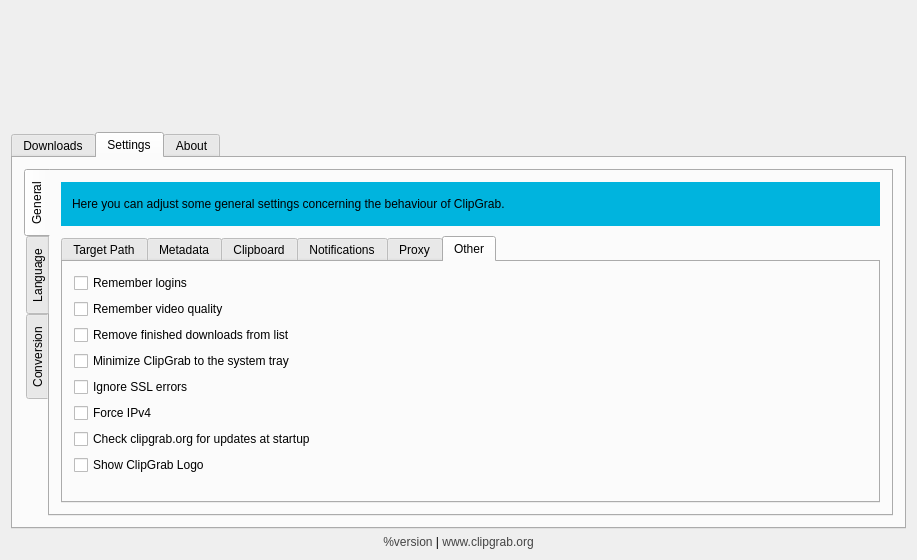
hayguen/clipgrab, file src/ui/mainwindow.ui: the form before one commit.
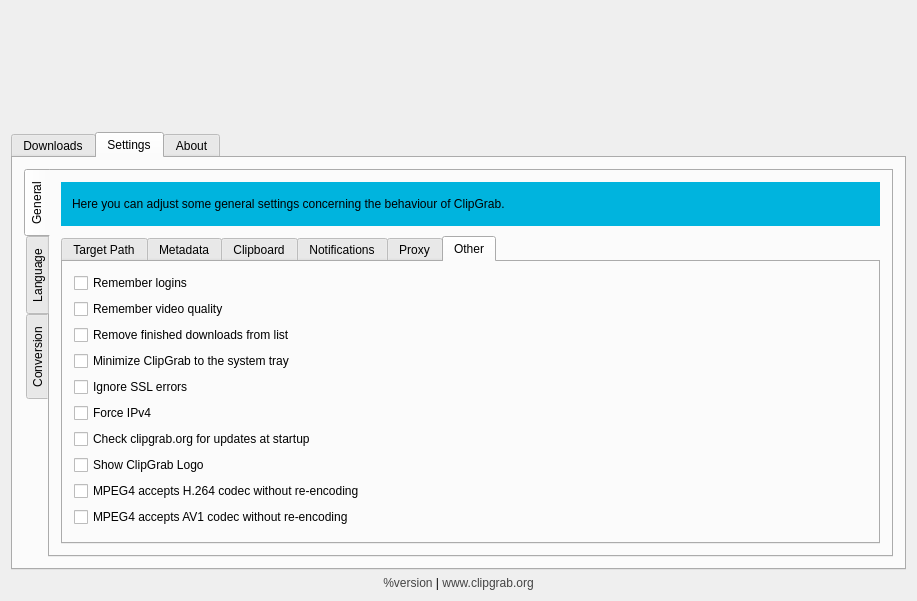
The form after the commit. The open tabs and pages were chosen to show the change. Icons and pictures are not drawn.

What changed in the file:
```diff
--- a/src/ui/mainwindow.ui
+++ b/src/ui/mainwindow.ui
@@ -844,7 +844,23 @@
                   </property>
                  </widget>
                 </item>
-                <item row="11" column="1">
+
+                <item row="11" column="0">
+                 <widget class="QCheckBox" name="settings_mp4_accepts_h264">
+                  <property name="text">
+                   <string>MPEG4 accepts H.264 codec without re-encoding</string>
+                  </property>
+                 </widget>
+                </item>
+                <item row="12" column="0">
+                 <widget class="QCheckBox" name="settings_mp4_accepts_av1">
+                  <property name="text">
+                   <string>MPEG4 accepts AV1 codec without re-encoding</string>
+                  </property>
+                 </widget>
+                </item>
+
+                <item row="13" column="1">
                  <spacer name="verticalSpacer">
                   <property name="orientation">
                    <enum>Qt::Vertical</enum>
```
Left out of the diff: 19 changed lines with no effect on the pictures.
